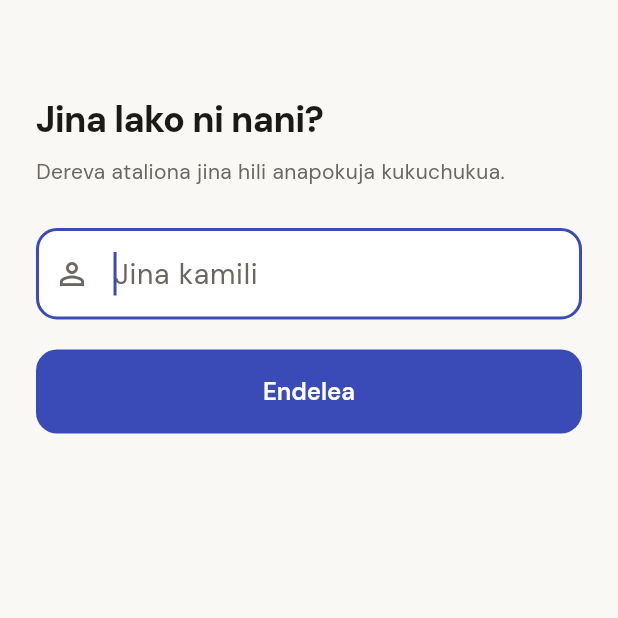
After one commit to munezawasongah/kwema-ride-app, a Flutter app: the NameScreen screen opened directly, on a phone screen of 412 x 824 dp, the top half of it. The commit adds this screen. Run offline on Flutter 3.47's test engine with Material 3 defaults, Android fonts, the phone set to English and light mode, and no system bars; our stand-ins replace dio, flutter_riverpod, flutter_secure_storage, geolocator, google_fonts, google_maps_flutter and 3 more; accounts and stored records are empty; network calls fail.

Commit message:
Persist session across network errors, capture user names, add 5-star ratings

```diff
--- a/mobile/lib/core/l10n/localization.dart
+++ b/mobile/lib/core/l10n/localization.dart
@@ -214,6 +214,20 @@ const Map<String, Map<String, String>> _translations = {
     'account.sign_out': 'Toka',
     'account.commission_owed': 'Deni la kamisheni',
     'account.commission_limit': 'Kikomo: {amount}',
+    'auth.name_title': 'Jina lako ni nani?',
+    'auth.name_hint': 'Dereva ataliona jina hili anapokuja kukuchukua.',
+    'auth.name_placeholder': 'Jina kamili',
+    'auth.name_continue': 'Endelea',
+    'error.name_too_short': 'Andika jina lako kamili.',
+    'rating.title_driver': 'Mpe {name} nyota',
+    'rating.title_rider': 'Mpe {name} nyota',
+    'rating.1': 'Mbaya sana',
+    'rating.2': 'Si nzuri',
+    'rating.3': 'Wastani',
+    'rating.4': 'Nzuri',
+    'rating.5': 'Bora kabisa',
+    'rating.submit': 'Tuma',
+    'rating.skip': 'Rukia',
     'time.minute_one': 'dakika {n}',
     'time.minute_other': 'dakika {n}',
   },
@@ -310,6 +324,20 @@ const Map<String, Map<String, String>> _translations = {
     'account.sign_out': 'Sign out',
     'account.commission_owed': 'Commission owed',
     'account.commission_limit': 'Limit: {amount}',
+    'auth.name_title': "What's your name?",
+    'auth.name_hint': 'Your driver will see this name when picking you up.',
+    'auth.name_placeholder': 'Full name',
+    'auth.name_continue': 'Continue',
+    'error.name_too_short': 'Please enter your full name.',
+    'rating.title_driver': 'Rate {name}',
+    'rating.title_rider': 'Rate {name}',
+    'rating.1': 'Very poor',
+    'rating.2': 'Poor',
+    'rating.3': 'Okay',
+    'rating.4': 'Good',
+    'rating.5': 'Excellent',
+    'rating.submit': 'Submit',
+    'rating.skip': 'Skip',
     'time.minute_one': '{n} minute',
     'time.minute_other': '{n} minutes',
   },
@@ -411,6 +439,20 @@ const Map<String, Map<String, String>> _translations = {
     'account.sign_out': 'Se déconnecter',
     'account.commission_owed': 'Commission due',
     'account.commission_limit': 'Plafond : {amount}',
+    'auth.name_title': 'Comment vous appelez-vous ?',
+    'auth.name_hint': 'Votre chauffeur verra ce nom en venant vous chercher.',
+    'auth.name_placeholder': 'Nom complet',
+    'auth.name_continue': 'Continuer',
+    'error.name_too_short': 'Veuillez saisir votre nom complet.',
+    'rating.title_driver': 'Notez {name}',
+    'rating.title_rider': 'Notez {name}',
+    'rating.1': 'Très mauvais',
+    'rating.2': 'Mauvais',
+    'rating.3': 'Correct',
+    'rating.4': 'Bien',
+    'rating.5': 'Excellent',
+    'rating.submit': 'Envoyer',
+    'rating.skip': 'Passer',
     'time.minute_one': '{n} minute',
     'time.minute_other': '{n} minutes',
   },
--- /dev/null
+++ b/mobile/lib/features/auth/name_screen.dart
@@ -0,0 +1,100 @@
+/// Name capture, shown once after a new number is verified.
+///
+/// Asked here rather than left as a placeholder because this name is what a
+/// driver reads on an incoming request and what a rider reads on the trip
+/// screen. "Mteja" on both sides tells neither person anything.
+
+import 'package:flutter/material.dart';
+import 'package:flutter/services.dart';
+import 'package:flutter_riverpod/flutter_riverpod.dart';
+
+import '../../core/auth/auth_controller.dart';
+import '../../core/l10n/localization.dart';
+
+class NameScreen extends ConsumerStatefulWidget {
+  const NameScreen({super.key});
+
+  @override
+  ConsumerState<NameScreen> createState() => _NameScreenState();
+}
+
+class _NameScreenState extends ConsumerState<NameScreen> {
+  final _controller = TextEditingController();
+
+  @override
+  void initState() {
+    super.initState();
+    final existing = ref.read(authControllerProvider).user?.fullName ?? '';
+    _controller.text = existing;
+  }
+
+  @override
+  void dispose() {
+    _controller.dispose();
+    super.dispose();
+  }
+
+  @override
+  Widget build(BuildContext context) {
+    final auth = ref.watch(authControllerProvider);
+    final l10n = AppLocalizations.of(context);
+    final theme = Theme.of(context);
+
+    return Scaffold(
+      body: SafeArea(
+        child: SingleChildScrollView(
+          padding: const EdgeInsets.all(24),
+          child: Column(
+            crossAxisAlignment: CrossAxisAlignment.stretch,
+            children: [
+              const SizedBox(height: 40),
+              Text(l10n.translate('auth.name_title'),
+                  style: theme.textTheme.headlineSmall
+                      ?.copyWith(fontWeight: FontWeight.w800)),
+              const SizedBox(height: 8),
+              Text(l10n.translate('auth.name_hint'),
+                  style: theme.textTheme.bodyMedium
+                      ?.copyWith(color: theme.colorScheme.onSurfaceVariant)),
+              const SizedBox(height: 28),
+              TextField(
+                controller: _controller,
+                autofocus: true,
+                textCapitalization: TextCapitalization.words,
+                textInputAction: TextInputAction.done,
+                maxLength: 120,
+                inputFormatters: [LengthLimitingTextInputFormatter(120)],
+                style: const TextStyle(fontSize: 19),
+                decoration: InputDecoration(
+                  hintText: l10n.translate('auth.name_placeholder'),
+                  counterText: '',
+                  prefixIcon: const Icon(Icons.person_outline),
+                ),
+                onSubmitted: (v) =>
+                    ref.read(authControllerProvider.notifier).saveName(v),
+              ),
+              if (auth.error != null) ...[
+                const SizedBox(height: 12),
+                Text(l10n.translate(auth.error!),
+                    style: TextStyle(color: theme.colorScheme.error)),
+              ],
+              const SizedBox(height: 20),
+              FilledButton(
+                onPressed: auth.busy
+                    ? null
+                    : () => ref
+                        .read(authControllerProvider.notifier)
+                        .saveName(_controller.text),
+                child: auth.busy
+                    ? const SizedBox(
+                        width: 22, height: 22,
+                        child: CircularProgressIndicator(
+                            strokeWidth: 2.4, color: Colors.white))
+                    : Text(l10n.translate('auth.name_continue')),
+              ),
+            ],
+          ),
+        ),
+      ),
+    );
+  }
+}
--- a/mobile/lib/main_driver.dart
+++ b/mobile/lib/main_driver.dart
@@ -19,6 +19,7 @@ import 'core/l10n/localization.dart';
 import 'core/network/api_client.dart';
 import 'core/theme/app_theme.dart';
 import 'features/auth/login_screen.dart';
+import 'features/auth/name_screen.dart';
 import 'features/shared/main_shell.dart';
 import 'features/driver/driver_home_screen.dart';
 
@@ -78,6 +79,8 @@ class _DriverGate extends ConsumerWidget {
       case AuthStage.phoneEntry:
       case AuthStage.codeEntry:
         return const LoginScreen(appName: 'Endesha na Kwema');
+      case AuthStage.nameEntry:
+        return const NameScreen();
       case AuthStage.authenticated:
         // A rider account signing into the driver app is a real support
         // case, so it gets an explicit screen rather than an empty dashboard.
--- a/mobile/lib/main_rider.dart
+++ b/mobile/lib/main_rider.dart
@@ -15,6 +15,7 @@ import 'core/l10n/localization.dart';
 import 'core/network/api_client.dart';
 import 'core/theme/app_theme.dart';
 import 'features/auth/login_screen.dart';
+import 'features/auth/name_screen.dart';
 import 'features/shared/main_shell.dart';
 import 'features/rider/rider_home_screen.dart';
 
@@ -73,6 +74,8 @@ class _RiderGate extends ConsumerWidget {
       case AuthStage.phoneEntry:
       case AuthStage.codeEntry:
         return const LoginScreen(appName: 'Safiri kwa urahisi');
+      case AuthStage.nameEntry:
+        return const NameScreen();
       case AuthStage.authenticated:
         return const MainShell(
           home: RiderHomeScreen(),
```
Also changed, not shown: mobile/lib/core/auth/auth_controller.dart (+60 -7 lines), mobile/lib/core/network/session_store.dart (+18 -0 lines), mobile/lib/features/driver/driver_home_screen.dart (+15 -0 lines), mobile/lib/features/rider/rider_home_screen.dart (+20 -0 lines), mobile/lib/features/shared/rating_sheet.dart (added, +162 -0 lines), 6 other files.
